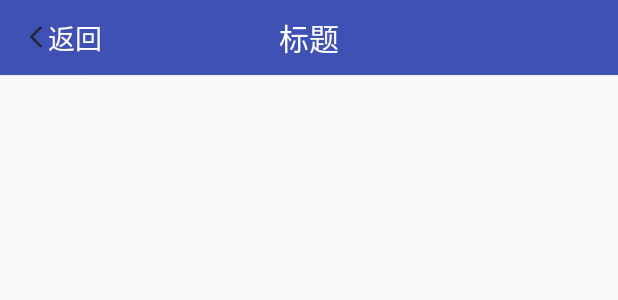
After one commit to xiaoqianchang/QuickFrame, an Android app: the layout toolbar_layout.xml on its own in the app's theme, with its tools: preview values and no code run, on a phone screen of 412 x 824 dp. The commit adds this screen. Shown: the top 300 px of the screen. Run offline under Robolectric (Android 15) with nearby library versions, the phone set to English and light mode, and no system bars.

Commit message:
封装toolbar、开始加入MVP架构

```diff
--- a/app/src/main/AndroidManifest.xml
+++ b/app/src/main/AndroidManifest.xml
@@ -10,7 +10,7 @@
         android:label="@string/app_name"
         android:supportsRtl="true"
         android:theme="@style/AppTheme">
-        <activity android:name=".MainActivity">
+        <activity android:name=".activity.MainActivity">
             <intent-filter>
                 <action android:name="android.intent.action.MAIN"/>
 
--- a/app/src/main/res/layout/activity_main.xml
+++ b/app/src/main/res/layout/activity_main.xml
@@ -8,7 +8,7 @@
     android:paddingLeft="@dimen/activity_horizontal_margin"
     android:paddingRight="@dimen/activity_horizontal_margin"
     android:paddingTop="@dimen/activity_vertical_margin"
-    tools:context="com.changxiao.quickframe.MainActivity">
+    tools:context=".activity.MainActivity">
 
     <TextView
         android:layout_width="wrap_content"
--- /dev/null
+++ b/app/src/main/res/layout/toolbar_layout.xml
@@ -0,0 +1,46 @@
+<?xml version="1.0" encoding="utf-8"?>
+<android.support.v7.widget.Toolbar
+    xmlns:android="http://schemas.android.com/apk/res/android"
+    xmlns:tools="http://schemas.android.com/tools"
+    android:id="@+id/toolBar"
+    android:layout_width="match_parent"
+    android:layout_height="?attr/actionBarSize"
+    android:background="?attr/colorPrimary"
+    android:elevation="1dp">
+
+    <TextView
+        android:id="@+id/nav_left_text"
+        android:layout_width="wrap_content"
+        android:layout_height="match_parent"
+        android:drawableLeft="@mipmap/nav_back_light"
+        android:drawableStart="@mipmap/nav_back_light"
+        android:layout_gravity="start"
+        android:gravity="center"
+        android:minWidth="50dp"
+        android:text="返回"
+        android:textColor="@android:color/white"
+        android:textSize="@dimen/font_title"/>
+
+    <TextView
+        android:id="@+id/center_title"
+        android:layout_width="wrap_content"
+        android:layout_height="wrap_content"
+        android:layout_gravity="center"
+        android:textColor="@android:color/white"
+        android:textSize="@dimen/font_large"
+        tools:text="标题"/>
+
+    <TextView
+        android:id="@+id/nav_right_text_button"
+        android:layout_width="wrap_content"
+        android:layout_height="match_parent"
+        android:layout_gravity="end"
+        android:gravity="center"
+        android:minWidth="50dp"
+        android:paddingLeft="10dp"
+        android:paddingRight="10dp"
+        android:textColor="@android:color/white"
+        android:textSize="@dimen/font_normal"
+        android:visibility="gone"/>
+
+</android.support.v7.widget.Toolbar>
--- a/app/src/main/res/values/dimens.xml
+++ b/app/src/main/res/values/dimens.xml
@@ -2,4 +2,9 @@
     <!-- Default screen margins, per the Android Design guidelines. -->
     <dimen name="activity_horizontal_margin">16dp</dimen>
     <dimen name="activity_vertical_margin">16dp</dimen>
+
+    <dimen name="nav_bar_height">50dp</dimen>
+    <dimen name="font_title">18sp</dimen>
+    <dimen name="font_large">20sp</dimen>
+    <dimen name="font_normal">19sp</dimen>
 </resources>
--- a/app/src/main/res/values/styles.xml
+++ b/app/src/main/res/values/styles.xml
@@ -1,11 +1,14 @@
 <resources>
 
     <!-- Base application theme. -->
-    <style name="AppTheme" parent="Theme.AppCompat.Light.DarkActionBar">
+    <style name="AppTheme" parent="Theme.AppCompat.Light.NoActionBar">
         <!-- Customize your theme here. -->
         <item name="colorPrimary">@color/colorPrimary</item>
         <item name="colorPrimaryDark">@color/colorPrimaryDark</item>
         <item name="colorAccent">@color/colorAccent</item>
+
+        <item name="android:textColorPrimary">@android:color/white</item>
+        <item name="android:actionBarSize">@dimen/nav_bar_height</item>
     </style>
 
 </resources>
```
Also changed, not shown: app/src/main/java/com/changxiao/quickframe/activity/MainActivity.java (renamed from app/src/main/java/com/changxiao/quickframe/MainActivity.java, +5 -3 lines), app/src/main/java/com/changxiao/quickframe/base/BaseActivity.java (added, +61 -0 lines), app/src/main/java/com/changxiao/quickframe/base/BaseFragment.java (added, +43 -0 lines), app/src/main/java/com/changxiao/quickframe/common/AppActivityManager.java (added, +106 -0 lines), app/src/main/java/com/changxiao/quickframe/iView/IBaseView.java (added, +16 -0 lines), app/src/main/java/com/changxiao/quickframe/presenter/BasePresenter.java (added, +32 -0 lines), app/src/main/res/mipmap-xhdpi/nav_back_light.png (added), app/src/main/res/mipmap-xhdpi/nav_right.png (added).
